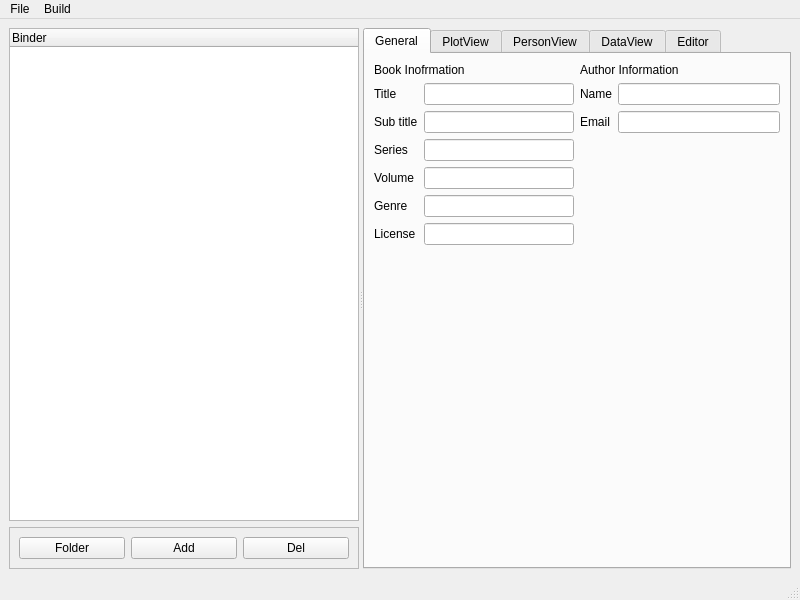
Qt form mainwindow.ui (NovelLab/sms-editor1) before a commit.
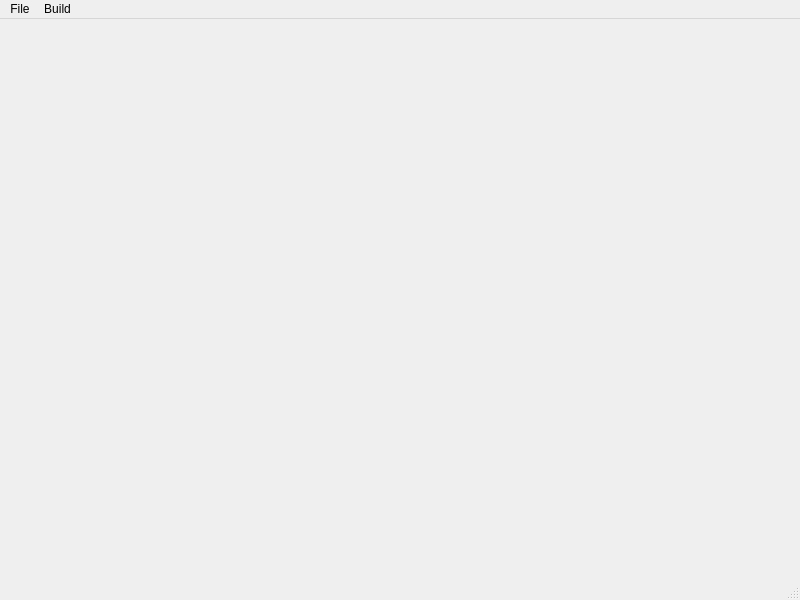
The same form after that commit. Custom widgets are drawn as their Qt base class.

Commit message: Rmoved: ui widgets.

The edit to the form file:
```diff
--- a/mainwindow.ui
+++ b/mainwindow.ui
@@ -20,206 +20,6 @@
       <property name="orientation">
        <enum>Qt::Horizontal</enum>
       </property>
-      <widget class="QWidget" name="verticalLayoutWidget">
-       <layout class="QVBoxLayout" name="verticalLayout">
-        <item>
-         <widget class="OutlineView" name="outlineView">
-          <column>
-           <property name="text">
-            <string notr="true">Binder</string>
-           </property>
-          </column>
-         </widget>
-        </item>
-        <item>
-         <widget class="QFrame" name="frame">
-          <property name="frameShape">
-           <enum>QFrame::StyledPanel</enum>
-          </property>
-          <property name="frameShadow">
-           <enum>QFrame::Raised</enum>
-          </property>
-          <layout class="QHBoxLayout" name="horizontalLayout">
-           <item>
-            <widget class="QPushButton" name="btnFolder">
-             <property name="text">
-              <string>Folder</string>
-             </property>
-            </widget>
-           </item>
-           <item>
-            <widget class="QPushButton" name="btnAdd">
-             <property name="text">
-              <string>Add</string>
-             </property>
-            </widget>
-           </item>
-           <item>
-            <widget class="QPushButton" name="btnDel">
-             <property name="text">
-              <string>Del</string>
-             </property>
-            </widget>
-           </item>
-          </layout>
-         </widget>
-        </item>
-       </layout>
-      </widget>
-      <widget class="MainTabView" name="tabView">
-       <property name="currentIndex">
-        <number>0</number>
-       </property>
-       <widget class="QWidget" name="tabGeneral">
-        <attribute name="title">
-         <string>General</string>
-        </attribute>
-        <layout class="QHBoxLayout" name="horizontalLayout_3">
-         <item>
-          <layout class="QFormLayout" name="formLayout">
-           <item row="1" column="0">
-            <widget class="QLabel" name="label_3">
-             <property name="text">
-              <string>Title</string>
-             </property>
-            </widget>
-           </item>
-           <item row="1" column="1">
-            <widget class="QLineEdit" name="lineTitle"/>
-           </item>
-           <item row="0" column="0" colspan="2">
-            <widget class="QLabel" name="label">
-             <property name="text">
-              <string>Book Inofrmation</string>
-             </property>
-            </widget>
-           </item>
-           <item row="2" column="0">
-            <widget class="QLabel" name="label_4">
-             <property name="text">
-              <string>Sub title</string>
-             </property>
-            </widget>
-           </item>
-           <item row="2" column="1">
-            <widget class="QLineEdit" name="lineSubtitle"/>
-           </item>
-           <item row="3" column="0">
-            <widget class="QLabel" name="label_5">
-             <property name="text">
-              <string>Series</string>
-             </property>
-            </widget>
-           </item>
-           <item row="3" column="1">
-            <widget class="QLineEdit" name="lineSeries"/>
-           </item>
-           <item row="4" column="0">
-            <widget class="QLabel" name="label_6">
-             <property name="text">
-              <string>Volume</string>
-             </property>
-            </widget>
-           </item>
-           <item row="4" column="1">
-            <widget class="QLineEdit" name="lineVolume"/>
-           </item>
-           <item row="5" column="0">
-            <widget class="QLabel" name="label_7">
-             <property name="text">
-              <string>Genre</string>
-             </property>
-            </widget>
-           </item>
-           <item row="5" column="1">
-            <widget class="QLineEdit" name="lineGenre"/>
-           </item>
-           <item row="6" column="0">
-            <widget class="QLabel" name="label_8">
-             <property name="text">
-              <string>License</string>
-             </property>
-            </widget>
-           </item>
-           <item row="6" column="1">
-            <widget class="QLineEdit" name="lineLicense"/>
-           </item>
-          </layout>
-         </item>
-         <item>
-          <layout class="QFormLayout" name="formLayout_2">
-           <item row="1" column="0">
-            <widget class="QLabel" name="label_9">
-             <property name="text">
-              <string>Name</string>
-             </property>
-            </widget>
-           </item>
-           <item row="1" column="1">
-            <widget class="QLineEdit" name="lineAuthorname"/>
-           </item>
-           <item row="0" column="0" colspan="2">
-            <widget class="QLabel" name="label_2">
-             <property name="text">
-              <string>Author Information</string>
-             </property>
-            </widget>
-           </item>
-           <item row="2" column="0">
-            <widget class="QLabel" name="label_10">
-             <property name="text">
-              <string>Email</string>
-             </property>
-            </widget>
-           </item>
-           <item row="2" column="1">
-            <widget class="QLineEdit" name="lineEmail"/>
-           </item>
-          </layout>
-         </item>
-        </layout>
-       </widget>
-       <widget class="QWidget" name="tabPlotView">
-        <attribute name="title">
-         <string>PlotView</string>
-        </attribute>
-        <layout class="QVBoxLayout" name="verticalLayout_3">
-         <item>
-          <widget class="PlotView" name="plotView"/>
-         </item>
-        </layout>
-       </widget>
-       <widget class="QWidget" name="tabPersonView">
-        <attribute name="title">
-         <string>PersonView</string>
-        </attribute>
-        <layout class="QVBoxLayout" name="verticalLayout_5">
-         <item>
-          <widget class="PersonView" name="personView"/>
-         </item>
-        </layout>
-       </widget>
-       <widget class="QWidget" name="tabDataView">
-        <attribute name="title">
-         <string>DataView</string>
-        </attribute>
-        <layout class="QVBoxLayout" name="verticalLayout_4">
-         <item>
-          <widget class="DataView" name="dataView"/>
-         </item>
-        </layout>
-       </widget>
-       <widget class="QWidget" name="tabEditor">
-        <attribute name="title">
-         <string>Editor</string>
-        </attribute>
-        <layout class="QVBoxLayout" name="verticalLayout_2">
-         <item>
-          <widget class="TextEdit" name="textEdit"/>
-         </item>
-        </layout>
-       </widget>
-      </widget>
      </widget>
     </item>
    </layout>
@@ -286,39 +86,6 @@
    </property>
   </action>
  </widget>
- <customwidgets>
-  <customwidget>
-   <class>PlotView</class>
-   <extends>QTableView</extends>
-   <header>views/plotview.h</header>
-  </customwidget>
-  <customwidget>
-   <class>DataView</class>
-   <extends>QTableView</extends>
-   <header>views/dataview.h</header>
-  </customwidget>
-  <customwidget>
-   <class>PersonView</class>
-   <extends>QTableView</extends>
-   <header>views/personview.h</header>
-  </customwidget>
-  <customwidget>
-   <class>OutlineView</class>
-   <extends>QTreeWidget</extends>
-   <header>views/outlineview.h</header>
-  </customwidget>
-  <customwidget>
-   <class>MainTabView</class>
-   <extends>QTabWidget</extends>
-   <header>views/maintabview.h</header>
-   <container>1</container>
-  </customwidget>
-  <customwidget>
-   <class>TextEdit</class>
-   <extends>QTextEdit</extends>
-   <header>editor/textedit.h</header>
-  </customwidget>
- </customwidgets>
  <resources/>
  <connections/>
 </ui>
```
Left out of the diff: 13 changed lines with no effect on the pictures.
